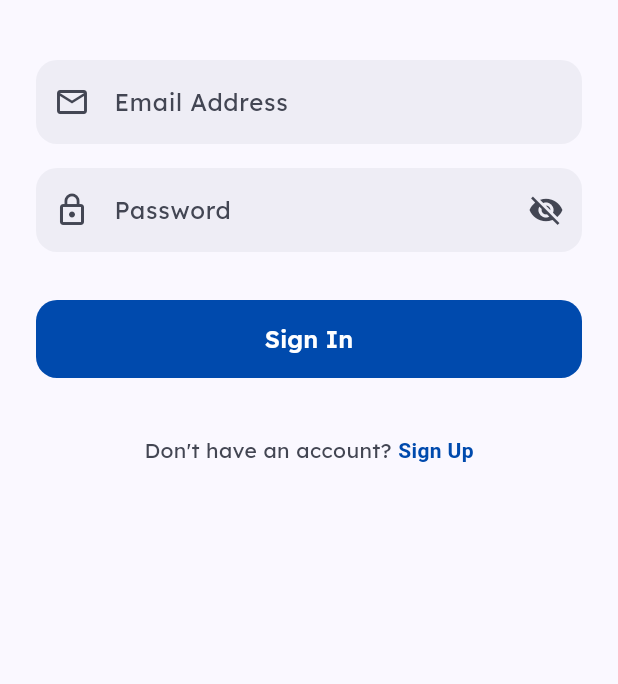
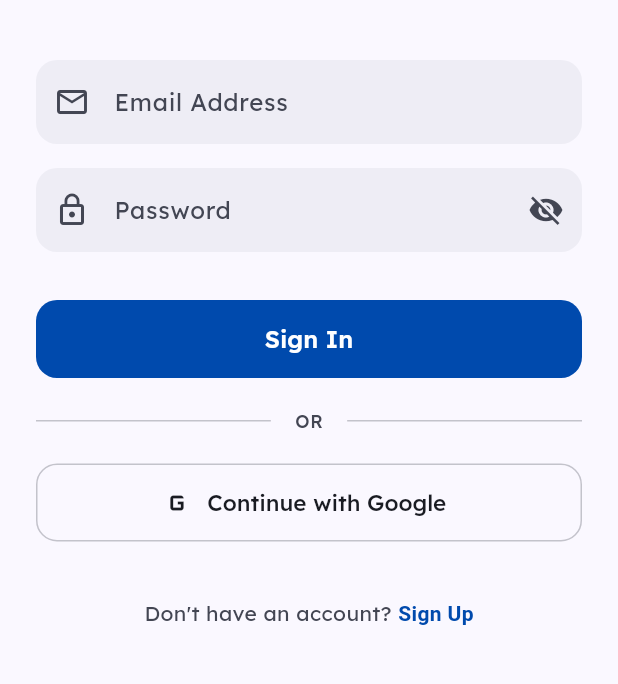
Before and after one commit to Haris-Cheema/Smart-Campus, a Flutter app: the screen it shows after launch, on a phone screen of 412 x 824 dp, the part 384-1068 px from its top. Run offline on Flutter 3.47's test engine with Material 3 defaults, Android fonts, the phone set to English and light mode, and no system bars; our stand-ins replace firebase_auth, firebase_core, flutter_map, google_fonts, google_sign_in, latlong2 and 1 more; accounts and stored records are empty; network calls fail.

Commit message:
Added Google Login Method

```diff
--- a/lib/screens/login_screen.dart
+++ b/lib/screens/login_screen.dart
@@ -128,6 +128,53 @@ class _LoginScreenState extends State<LoginScreen> {
                     onPressed: _handleLogin,
                     child: const Text('Sign In'),
                   ),
+                  const SizedBox(height: 20),
+
+                  // OR divider
+                  Row(
+                    children: [
+                      Expanded(child: Divider(color: theme.colorScheme.onSurfaceVariant.withValues(alpha: 0.3))),
+                      Padding(
+                        padding: const EdgeInsets.symmetric(horizontal: 16),
+                        child: Text('OR', style: theme.textTheme.labelSmall),
+                      ),
+                      Expanded(child: Divider(color: theme.colorScheme.onSurfaceVariant.withValues(alpha: 0.3))),
+                    ],
+                  ),
+                  const SizedBox(height: 20),
+
+                  // Google Sign-In button
+                  OutlinedButton.icon(
+                    onPressed: () async {
+                      final auth = context.read<AuthProvider>();
+                      final success = await auth.signInWithGoogle();
+                      if (!mounted) return;
+                      if (success) {
+                        Navigator.pushReplacementNamed(context, '/dashboard');
+                      } else if (auth.error != null) {
+                        ScaffoldMessenger.of(context).showSnackBar(
+                          SnackBar(
+                            content: Text(auth.error!),
+                            backgroundColor: theme.colorScheme.error,
+                          ),
+                        );
+                      }
+                    },
+                    icon: Image.network(
+                      'https://www.gstatic.com/firebasejs/ui/2.0.0/images/auth/google.svg',
+                      height: 20,
+                      width: 20,
+                      errorBuilder: (_, _, _) => const Icon(Icons.g_mobiledata, size: 24),
+                    ),
+                    label: const Text('Continue with Google'),
+                    style: OutlinedButton.styleFrom(
+                      minimumSize: const Size(double.infinity, 52),
+                      shape: RoundedRectangleBorder(borderRadius: BorderRadius.circular(14)),
+                      side: BorderSide(color: theme.colorScheme.onSurfaceVariant.withValues(alpha: 0.3)),
+                      foregroundColor: theme.colorScheme.onSurface,
+                      textStyle: GoogleFonts.lexend(fontSize: 15, fontWeight: FontWeight.w500),
+                    ),
+                  ),
                   const SizedBox(height: 24),
 
                   // Register link
--- a/pubspec.yaml
+++ b/pubspec.yaml
@@ -14,6 +14,7 @@ dependencies:
     sdk: flutter
   flutter_map: ^8.3.0
   google_fonts: ^8.1.0
+  google_sign_in: ^7.2.0
   http: ^1.6.0
   intl: ^0.20.2
   latlong2: ^0.9.1
```
Also changed, not shown: lib/providers/auth_provider.dart (+89 -0 lines), lib/screens/register_screen.dart (+47 -0 lines), pubspec.lock, 1 other file.
